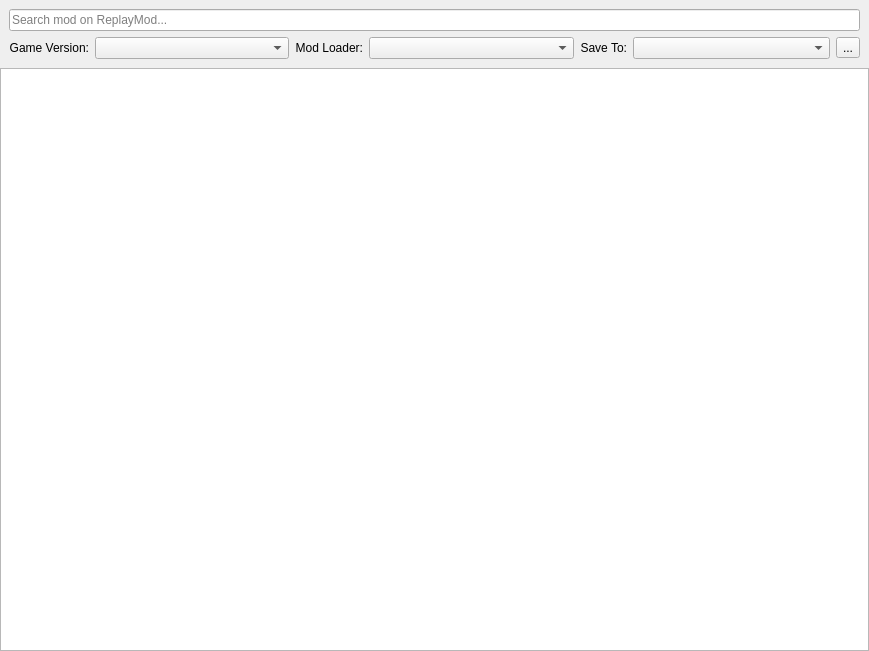
Qt form src/ui/replay/replaymodbrowser.ui (kaniol-lck/modmanager) before a commit.
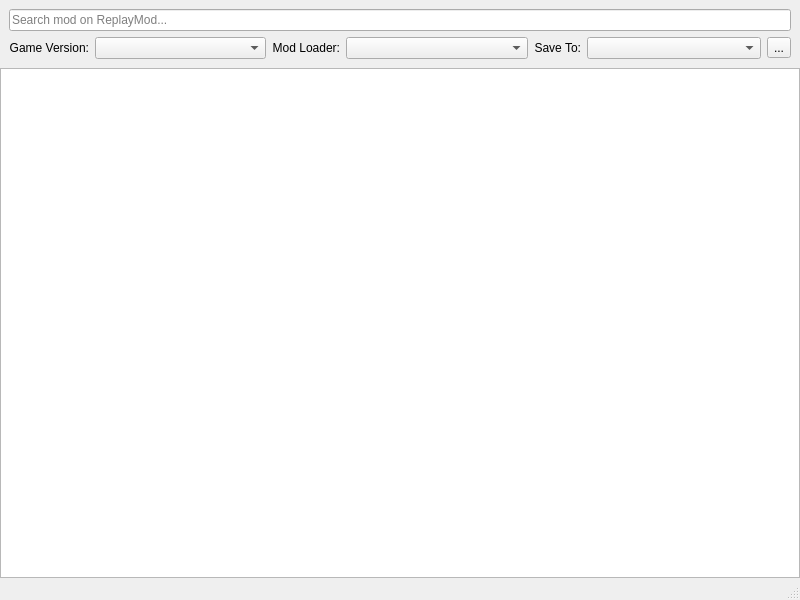
The same form after that commit. Icons and pictures are not drawn.

```diff
--- a/src/ui/replay/replaymodbrowser.ui
+++ b/src/ui/replay/replaymodbrowser.ui
@@ -1,15 +1,19 @@
 <?xml version="1.0" encoding="UTF-8"?>
 <ui version="4.0">
  <class>ReplayModBrowser</class>
- <widget class="QWidget" name="ReplayModBrowser">
+ <widget class="QMainWindow" name="ReplayModBrowser">
   <property name="geometry">
    <rect>
     <x>0</x>
     <y>0</y>
-    <width>869</width>
-    <height>651</height>
+    <width>800</width>
+    <height>600</height>
    </rect>
   </property>
+  <property name="windowTitle">
+   <string>MainWindow</string>
+  </property>
+  <widget class="QWidget" name="centralwidget">
   <layout class="QGridLayout" name="gridLayout_2">
    <property name="leftMargin">
     <number>0</number>
@@ -151,6 +155,8 @@
     </widget>
    </item>
   </layout>
+  </widget>
+  <widget class="QStatusBar" name="statusbar"/>
  </widget>
  <resources/>
  <connections/>
```
Lines whose indentation alone changed are shown as unchanged.
